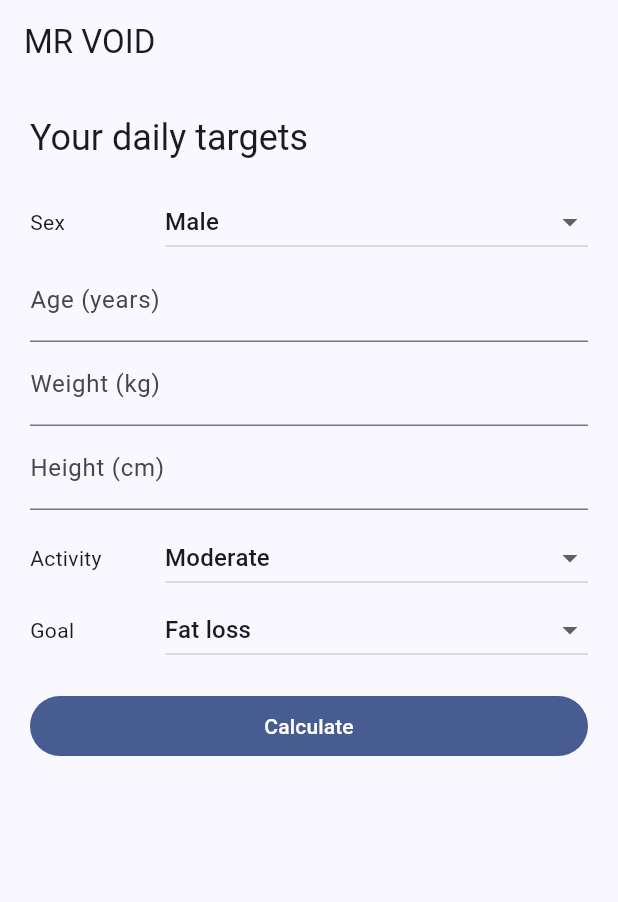
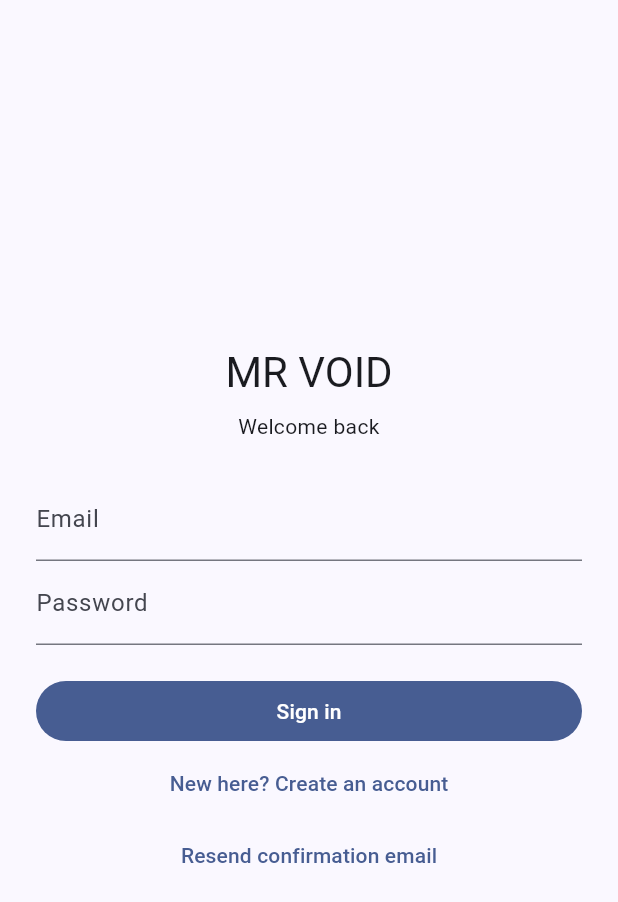
Before and after one commit to Gopi-banoth-srh/mr-void, a Flutter app: the screen it shows after launch, on a phone screen of 412 x 824 dp. Shown: the top 902 px of the screen. Run offline on Flutter 3.47's test engine with Material 3 defaults, Android fonts, the phone set to English and light mode, and no system bars; our stand-ins replace material_ui, supabase_flutter; accounts and stored records are empty.

Commit message:
Implement Supabase email authentication

```diff
--- /dev/null
+++ b/lib/auth_screen.dart
@@ -0,0 +1,183 @@
+import 'package:material_ui/material_ui.dart';
+import 'package:supabase_flutter/supabase_flutter.dart';
+
+class AuthScreen extends StatefulWidget {
+  const AuthScreen({super.key});
+
+  @override
+  State<AuthScreen> createState() => _AuthScreenState();
+}
+
+class _AuthScreenState extends State<AuthScreen> {
+  final _email = TextEditingController();
+  final _password = TextEditingController();
+
+  bool _isSignUp = false;
+  bool _busy = false;
+  String? _message;
+
+  @override
+  void dispose() {
+    _email.dispose();
+    _password.dispose();
+    super.dispose();
+  }
+
+  Future<void> _submit() async {
+    final email = _email.text.trim();
+    final password = _password.text;
+
+    if (email.isEmpty || password.length < 6) {
+      setState(() {
+        _message = 'Enter an email and a password of 6+ characters.';
+      });
+      return;
+    }
+
+    setState(() {
+      _busy = true;
+      _message = null;
+    });
+
+    final auth = Supabase.instance.client.auth;
+
+    try {
+      if (_isSignUp) {
+        final response = await auth.signUp(
+          email: email,
+          password: password,
+          emailRedirectTo: 'mrvoid://login-callback/',
+        );
+
+        if (response.session == null && mounted) {
+          setState(() {
+            _message =
+                'Check your email to confirm your account, then sign in.';
+          });
+        }
+      } else {
+        await auth.signInWithPassword(
+          email: email,
+          password: password,
+        );
+      }
+    } on AuthException catch (e) {
+      if (mounted) setState(() => _message = e.message);
+    } catch (_) {
+      if (mounted) {
+        setState(() {
+          _message =
+              'Something went wrong. Check your internet connection.';
+        });
+      }
+    } finally {
+      if (mounted) setState(() => _busy = false);
+    }
+  }
+
+  Future<void> _resendConfirmation() async {
+    final email = _email.text.trim();
+
+    if (email.isEmpty) {
+      setState(() => _message = 'Enter your email address first.');
+      return;
+    }
+
+    setState(() {
+      _busy = true;
+      _message = null;
+    });
+
+    try {
+      await Supabase.instance.client.auth.resend(
+        type: OtpType.signup,
+        email: email,
+        emailRedirectTo: 'mrvoid://login-callback/',
+      );
+
+      if (mounted) {
+        setState(() {
+          _message = 'Confirmation email sent. Check your inbox.';
+        });
+      }
+    } on AuthException catch (e) {
+      if (mounted) setState(() => _message = e.message);
+    } finally {
+      if (mounted) setState(() => _busy = false);
+    }
+  }
+
+  @override
+  Widget build(BuildContext context) {
+    return Scaffold(
+      body: SafeArea(
+        child: Center(
+          child: SingleChildScrollView(
+            padding: const EdgeInsets.all(24),
+            child: ConstrainedBox(
+              constraints: const BoxConstraints(maxWidth: 400),
+              child: Column(
+                mainAxisSize: MainAxisSize.min,
+                crossAxisAlignment: CrossAxisAlignment.stretch,
+                children: [
+                  Text(
+                    'MR VOID',
+                    textAlign: TextAlign.center,
+                    style: Theme.of(context).textTheme.headlineMedium,
+                  ),
+                  const SizedBox(height: 8),
+                  Text(
+                    _isSignUp ? 'Create your account' : 'Welcome back',
+                    textAlign: TextAlign.center,
+                  ),
+                  const SizedBox(height: 24),
+                  TextField(
+                    controller: _email,
+                    keyboardType: TextInputType.emailAddress,
+                    decoration: const InputDecoration(labelText: 'Email'),
+                  ),
+                  TextField(
+                    controller: _password,
+                    obscureText: true,
+                    decoration: const InputDecoration(labelText: 'Password'),
+                  ),
+                  const SizedBox(height: 20),
+                  FilledButton(
+                    onPressed: _busy ? null : _submit,
+                    child: Text(
+                      _busy
+                          ? 'Please wait...'
+                          : (_isSignUp ? 'Sign up' : 'Sign in'),
+                    ),
+                  ),
+                  TextButton(
+                    onPressed: _busy
+                        ? null
+                        : () => setState(() {
+                              _isSignUp = !_isSignUp;
+                              _message = null;
+                            }),
+                    child: Text(
+                      _isSignUp
+                          ? 'Already have an account? Sign in'
+                          : 'New here? Create an account',
+                    ),
+                  ),
+                  if (!_isSignUp)
+                    TextButton(
+                      onPressed: _busy ? null : _resendConfirmation,
+                      child: const Text('Resend confirmation email'),
+                    ),
+                  if (_message != null) ...[
+                    const SizedBox(height: 8),
+                    Text(_message!, textAlign: TextAlign.center),
+                  ],
+                ],
+              ),
+            ),
+          ),
+        ),
+      ),
+    );
+  }
+}
--- /dev/null
+++ b/lib/config.example.dart
@@ -0,0 +1,5 @@
+// Copy this file to config.dart and add your Supabase project values.
+// Use only the anon/public key. NEVER use the service_role key.
+
+const String supabaseUrl = 'https://YOUR-PROJECT-ID.supabase.co';
+const String supabaseAnonKey = 'YOUR-ANON-PUBLIC-KEY';
--- a/lib/main.dart
+++ b/lib/main.dart
@@ -1,7 +1,17 @@
 import 'package:material_ui/material_ui.dart';
+import 'package:supabase_flutter/supabase_flutter.dart';
+import 'package:mr_void/auth_screen.dart';
+import 'package:mr_void/config.dart';
 import 'package:mr_void/targets_screen.dart';
 
-void main() {
+Future<void> main() async {
+  WidgetsFlutterBinding.ensureInitialized();
+
+  await Supabase.initialize(
+    url: supabaseUrl,
+    publishableKey: supabaseAnonKey,
+  );
+
   runApp(const MrVoidApp());
 }
 
@@ -19,7 +29,27 @@ class MrVoidApp extends StatelessWidget {
         ),
         useMaterial3: true,
       ),
-      home: const TargetsScreen(),
+      home: const AuthGate(),
     );
   }
 }
+
+class AuthGate extends StatelessWidget {
+  const AuthGate({super.key});
+
+  @override
+  Widget build(BuildContext context) {
+    final auth = Supabase.instance.client.auth;
+
+    return StreamBuilder<AuthState>(
+      stream: auth.onAuthStateChange,
+      builder: (context, snapshot) {
+        final session = snapshot.data?.session ?? auth.currentSession;
+
+        return session != null
+            ? const TargetsScreen()
+            : const AuthScreen();
+      },
+    );
+  }
+}
--- a/lib/targets_screen.dart
+++ b/lib/targets_screen.dart
@@ -1,4 +1,5 @@
 import 'package:material_ui/material_ui.dart';
+import 'package:supabase_flutter/supabase_flutter.dart';
 import 'package:mr_void/calculator.dart';
 
 class TargetsScreen extends StatefulWidget {
@@ -93,7 +94,16 @@ class _TargetsScreenState extends State<TargetsScreen> {
   Widget build(BuildContext context) {
     final t = _targets;
     return Scaffold(
-      appBar: AppBar(title: const Text('MR VOID')),
+      appBar: AppBar(
+        title: const Text('MR VOID'),
+        actions: [
+          IconButton(
+            icon: const Icon(Icons.logout),
+            tooltip: 'Sign out',
+            onPressed: () => Supabase.instance.client.auth.signOut(),
+          ),
+        ],
+      ),
       body: ListView(
         padding: const EdgeInsets.all(20),
         children: [
--- a/pubspec.yaml
+++ b/pubspec.yaml
@@ -35,6 +35,7 @@ dependencies:
   # The following adds the Cupertino Icons font to your application.
   # Use with the CupertinoIcons class for iOS style icons.
   cupertino_icons: ^1.0.8
+  supabase_flutter: ^2.18.3
 
 dev_dependencies:
   flutter_test:
```
Also changed, not shown: pubspec.lock, 8 other files.
